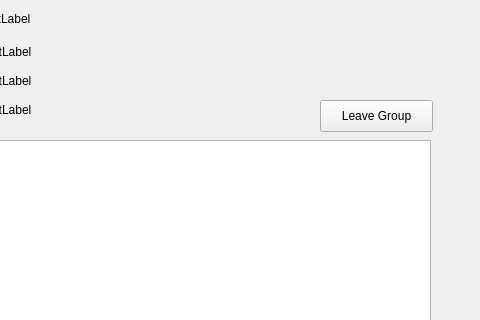
Old version of the form StudyGroupFormer/AllGroups.ui in the repository vu035/StudyGroupApp; both pictures show x 100 to 580 and y 0 to 320 of the 580 by 473 pixel window.
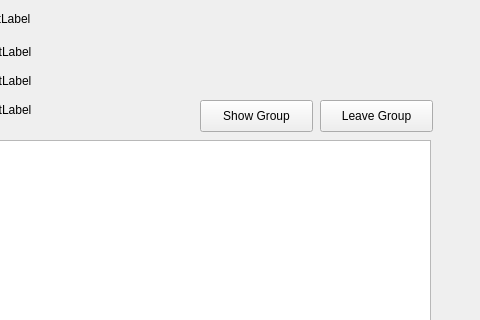
New version of the form.

Commit message: add button to show group via profile

```diff
--- a/StudyGroupFormer/AllGroups.ui
+++ b/StudyGroupFormer/AllGroups.ui
@@ -156,6 +156,19 @@
     <string>Leave Group</string>
    </property>
   </widget>
+  <widget class="QPushButton" name="showGroupButton">
+   <property name="geometry">
+    <rect>
+     <x>300</x>
+     <y>100</y>
+     <width>113</width>
+     <height>32</height>
+    </rect>
+   </property>
+   <property name="text">
+    <string>Show Group</string>
+   </property>
+  </widget>
  </widget>
  <resources/>
  <connections>
```
The commit also changes 2 other files.
